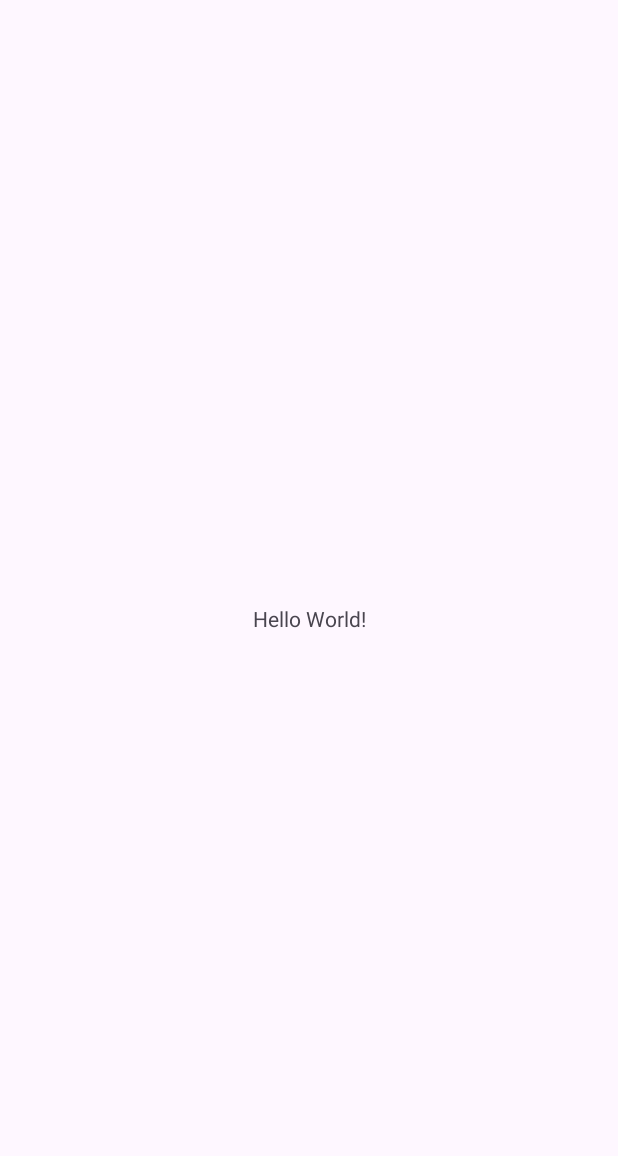
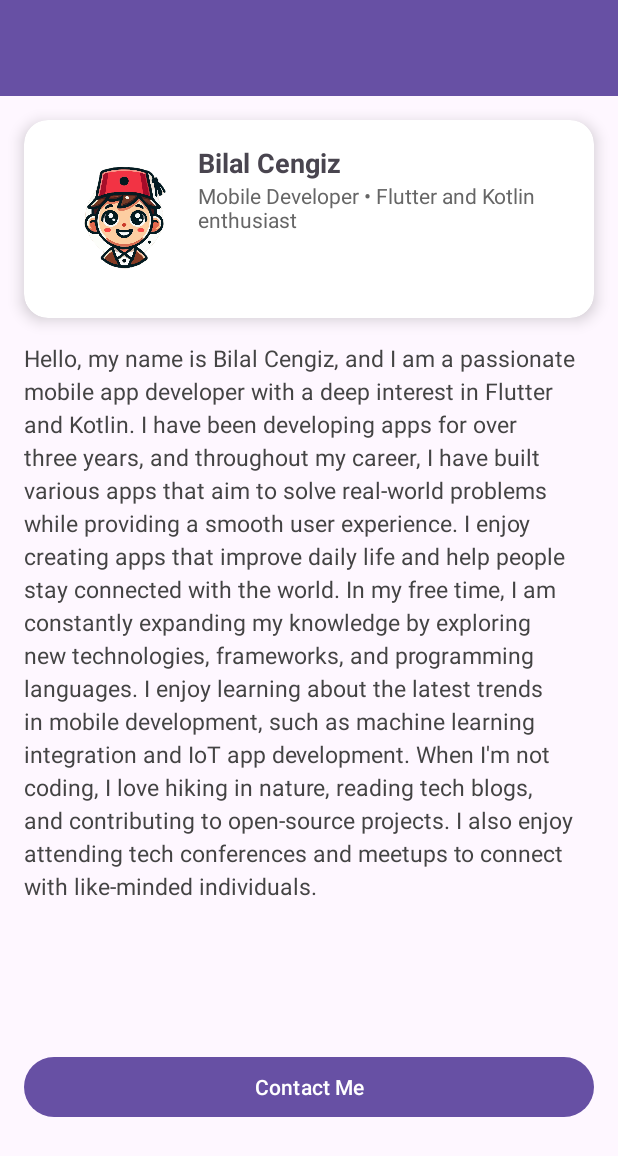
Before and after one commit to bilalceng/PuplicaAndroidBootcampOdevler, an Android app: the screen it shows after launch (MainActivity), on a phone screen of 412 x 824 dp. Before the commit the part shown is almost empty. Shown: the top 1156 px of the screen. Run offline under Robolectric (Android 15) with nearby library versions, the phone set to English and light mode, and no system bars.

Commit message:
ekleme: Basit ui dizayn ödevi eklendi.

```diff
--- a/app/src/main/res/layout/activity_main.xml
+++ b/app/src/main/res/layout/activity_main.xml
@@ -1,18 +1,112 @@
 <?xml version="1.0" encoding="utf-8"?>
-<androidx.constraintlayout.widget.ConstraintLayout xmlns:android="http://schemas.android.com/apk/res/android"
+<androidx.constraintlayout.widget.ConstraintLayout
+    xmlns:android="http://schemas.android.com/apk/res/android"
     xmlns:app="http://schemas.android.com/apk/res-auto"
     xmlns:tools="http://schemas.android.com/tools"
     android:layout_width="match_parent"
     android:layout_height="match_parent"
     tools:context=".MainActivity">
 
+    <!-- Top App Bar -->
+    <com.google.android.material.appbar.MaterialToolbar
+        android:id="@+id/topAppBar"
+        android:layout_width="0dp"
+        android:layout_height="wrap_content"
+        android:background="?attr/colorPrimary"
+        android:title="@string/toolbar_title"
+        android:titleTextColor="@android:color/white"
+        app:layout_constraintTop_toTopOf="parent"
+        app:layout_constraintStart_toStartOf="parent"
+        app:layout_constraintEnd_toEndOf="parent" />
+
+    <!-- Profile Card -->
+    <androidx.cardview.widget.CardView
+        android:id="@+id/profileCard"
+        android:layout_width="0dp"
+        android:layout_margin="16dp"
+        android:layout_height="wrap_content"
+        android:layout_marginTop="24dp"
+        app:cardCornerRadius="16dp"
+        app:cardElevation="6dp"
+        app:layout_constraintTop_toBottomOf="@id/topAppBar"
+        app:layout_constraintStart_toStartOf="parent"
+        app:layout_constraintEnd_toEndOf="parent">
+
+        <androidx.constraintlayout.widget.ConstraintLayout
+            android:layout_width="match_parent"
+            android:layout_height="wrap_content"
+            android:padding="16dp">
+
+            <!-- Profile Image -->
+            <ImageView
+                android:id="@+id/profileImage"
+                android:layout_width="100dp"
+                android:layout_height="100dp"
+                android:src="@drawable/profile"
+                android:contentDescription="Profile picture"
+                android:scaleType="centerCrop"
+                app:layout_constraintBottom_toBottomOf="parent"
+                app:layout_constraintStart_toStartOf="parent"
+                app:layout_constraintTop_toTopOf="parent" />
+
+            <!-- Name -->
+            <TextView
+                android:id="@+id/nameText"
+                android:layout_width="0dp"
+                android:layout_height="wrap_content"
+                android:text="@string/profile_name"
+                android:textSize="18sp"
+                android:textStyle="bold"
+                app:layout_constraintEnd_toEndOf="parent"
+                app:layout_constraintHorizontal_bias="0"
+                app:layout_constraintStart_toEndOf="@id/profileImage"
+                app:layout_constraintTop_toTopOf="@id/profileImage" />
+
+            <!-- Bio -->
+            <TextView
+                android:id="@+id/bioText"
+                android:layout_width="0dp"
+                android:layout_height="wrap_content"
+                android:text="@string/profile_bio"
+                android:textColor="#666"
+                android:textSize="14sp"
+                app:layout_constraintEnd_toEndOf="@id/nameText"
+                app:layout_constraintStart_toStartOf="@id/nameText"
+                app:layout_constraintTop_toBottomOf="@id/nameText" />
+
+        </androidx.constraintlayout.widget.ConstraintLayout>
+    </androidx.cardview.widget.CardView>
+
+    <!-- Summary Section -->
     <TextView
-        android:layout_width="wrap_content"
+        android:id="@+id/summaryText"
+        android:layout_width="0dp"
         android:layout_height="wrap_content"
-        android:text="Hello World!"
+        android:layout_marginStart="16dp"
+        android:layout_marginTop="16dp"
+        android:layout_marginEnd="16dp"
+        android:lineSpacingExtra="4dp"
+        android:text="@string/description"
+        android:textColor="#444"
+        android:textSize="15sp"
+        app:layout_constraintEnd_toEndOf="parent"
+        app:layout_constraintStart_toStartOf="parent"
+        app:layout_constraintTop_toBottomOf="@id/profileCard" />
+
+    <!-- Contact Button -->
+    <com.google.android.material.button.MaterialButton
+        android:id="@+id/startButton"
+        android:layout_width="0dp"
+        android:layout_height="wrap_content"
+        android:layout_marginStart="16dp"
+        android:layout_marginTop="24dp"
+        android:layout_marginEnd="16dp"
+        android:text="@string/contact_button"
+        app:iconGravity="textStart"
+        app:iconPadding="8dp"
         app:layout_constraintBottom_toBottomOf="parent"
         app:layout_constraintEnd_toEndOf="parent"
         app:layout_constraintStart_toStartOf="parent"
-        app:layout_constraintTop_toTopOf="parent" />
+        app:layout_constraintTop_toBottomOf="@id/summaryText" />
 
 </androidx.constraintlayout.widget.ConstraintLayout>
--- a/app/src/main/res/values/strings.xml
+++ b/app/src/main/res/values/strings.xml
@@ -1,3 +1,10 @@
 <resources>
-    <string name="app_name">Android bootcamp ödevler</string>
+    <string name="app_name">Profile Page</string>
+    <string name="toolbar_title">Profile</string>
+    <string name="profile_name">Bilal Cengiz</string>
+    <string name="profile_bio">Mobile Developer • Flutter and Kotlin enthusiast</string>
+    <string name="contact_button">Contact Me</string>
+    <string name="description">Hello, my name is Bilal Cengiz, and I am a passionate mobile app developer with a deep interest in Flutter and Kotlin. I have been developing apps for over three years, and throughout my career, I have built various apps that aim to solve real-world problems while providing a smooth user experience. I enjoy creating apps that improve daily life and help people stay connected with the world.
+
+        In my free time, I am constantly expanding my knowledge by exploring new technologies, frameworks, and programming languages. I enjoy learning about the latest trends in mobile development, such as machine learning integration and IoT app development. When I'm not coding, I love hiking in nature, reading tech blogs, and contributing to open-source projects. I also enjoy attending tech conferences and meetups to connect with like-minded individuals.</string>
 </resources>
```
Also changed, not shown: app/src/main/res/drawable/profile.png (added), 1 other file.
